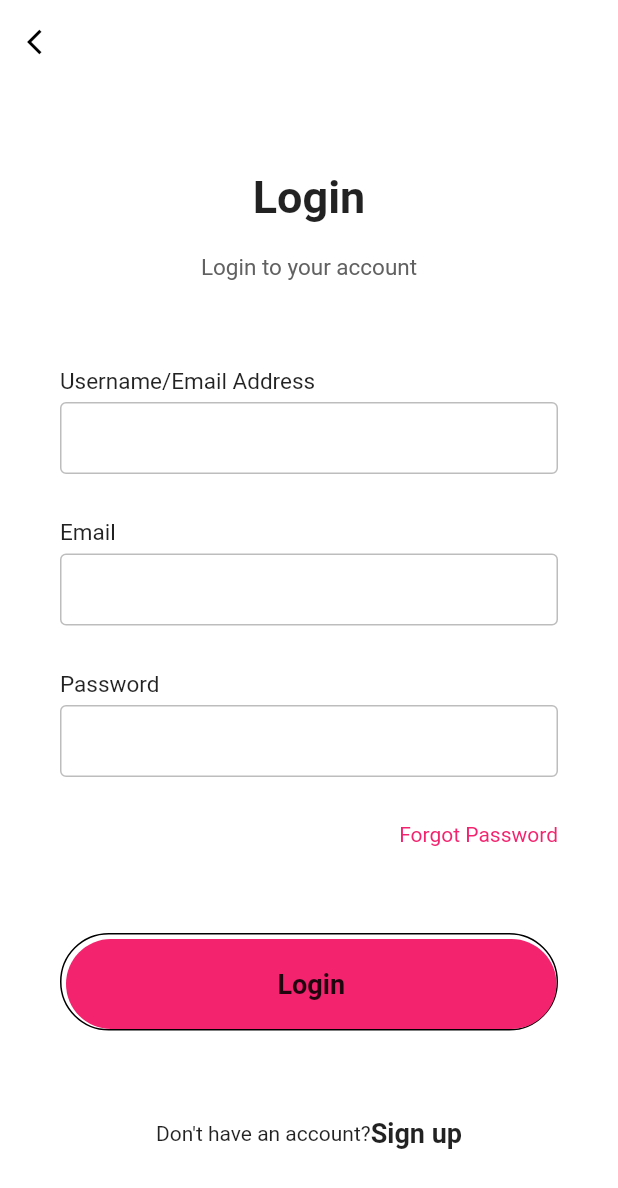
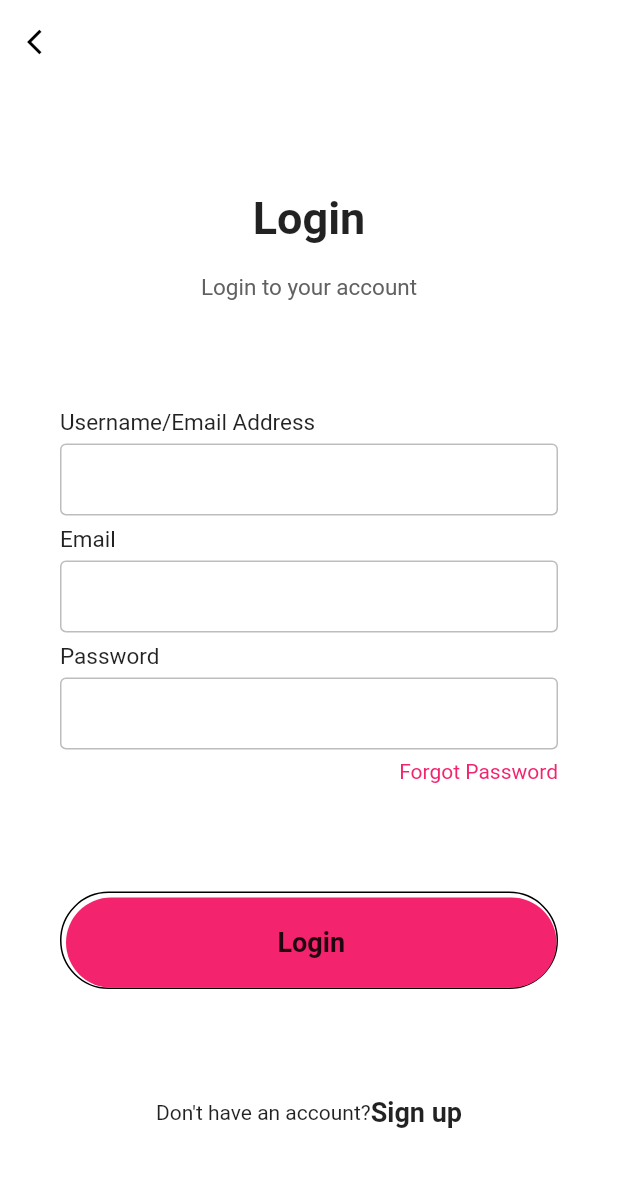
Before and after one commit to chinazaaa/Saloney, a Flutter app: the LoginPage screen opened directly, on a phone screen of 412 x 824 dp. Shown: the top 1188 px of the screen. Run offline on Flutter 3.47's test engine with Material 2 defaults, Android fonts, the phone set to English and light mode, and no system bars; our stand-ins replace simple_animations.

Commit message:
Update login.dart

```diff
--- a/lib/pages/login.dart
+++ b/lib/pages/login.dart
@@ -140,7 +140,7 @@ class LoginPage extends StatelessWidget {
             ),
           ),
         ),
-        SizedBox(height: 30,),
+        SizedBox(height: 7,),
       ],
     );
   }
```
